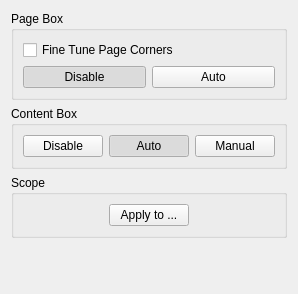
Old version of the form filters/select_content/ui/SelectContentOptionsWidget.ui in the repository ImageProcessing-ElectronicPublications/scantailor-deviant.
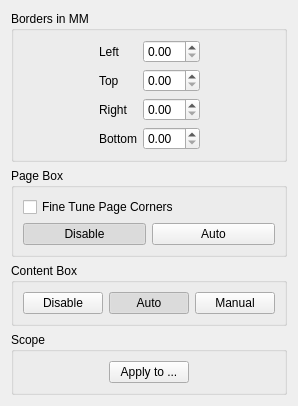
New version of the form.

```diff
--- a/filters/select_content/ui/SelectContentOptionsWidget.ui
+++ b/filters/select_content/ui/SelectContentOptionsWidget.ui
@@ -6,14 +6,97 @@
    <rect>
     <x>0</x>
     <y>0</y>
-    <width>236</width>
-    <height>294</height>
+    <width>292</width>
+    <height>371</height>
    </rect>
   </property>
   <property name="windowTitle">
    <string>Form</string>
   </property>
-  <layout class="QVBoxLayout" name="verticalLayout_2">
+  <layout class="QVBoxLayout" name="verticalLayout_3">
+   <item>
+    <widget class="QGroupBox" name="groupBox_3">
+     <property name="title">
+      <string>Borders in MM</string>
+     </property>
+     <layout class="QVBoxLayout" name="verticalLayout_2">
+      <item>
+       <layout class="QHBoxLayout" name="horizontalLayout_3">
+        <item>
+         <spacer name="horizontalSpacer">
+          <property name="orientation">
+           <enum>Qt::Horizontal</enum>
+          </property>
+          <property name="sizeHint" stdset="0">
+           <size>
+            <width>40</width>
+            <height>20</height>
+           </size>
+          </property>
+         </spacer>
+        </item>
+        <item>
+         <layout class="QGridLayout" name="gridLayout">
+          <item row="0" column="0">
+           <widget class="QLabel" name="label">
+            <property name="text">
+             <string>Left</string>
+            </property>
+           </widget>
+          </item>
+          <item row="0" column="1">
+           <widget class="QDoubleSpinBox" name="leftBorder"/>
+          </item>
+          <item row="1" column="0">
+           <widget class="QLabel" name="label_2">
+            <property name="text">
+             <string>Top</string>
+            </property>
+           </widget>
+          </item>
+          <item row="1" column="1">
+           <widget class="QDoubleSpinBox" name="topBorder"/>
+          </item>
+          <item row="2" column="0">
+           <widget class="QLabel" name="label_3">
+            <property name="text">
+             <string>Right</string>
+            </property>
+           </widget>
+          </item>
+          <item row="2" column="1">
+           <widget class="QDoubleSpinBox" name="rightBorder"/>
+          </item>
+          <item row="3" column="0">
+           <widget class="QLabel" name="label_4">
+            <property name="text">
+             <string>Bottom</string>
+            </property>
+           </widget>
+          </item>
+          <item row="3" column="1">
+           <widget class="QDoubleSpinBox" name="bottomBorder"/>
+          </item>
+         </layout>
+        </item>
+        <item>
+         <spacer name="horizontalSpacer_2">
+          <property name="orientation">
+           <enum>Qt::Horizontal</enum>
+          </property>
+          <property name="sizeHint" stdset="0">
+           <size>
+            <width>40</width>
+            <height>20</height>
+           </size>
+          </property>
+         </spacer>
+        </item>
+       </layout>
+      </item>
+     </layout>
+    </widget>
+   </item>
    <item>
     <widget class="QGroupBox" name="groupBox_2">
      <property name="title">
```
Left out of the diff: 4 changed lines with no effect on the pictures.
